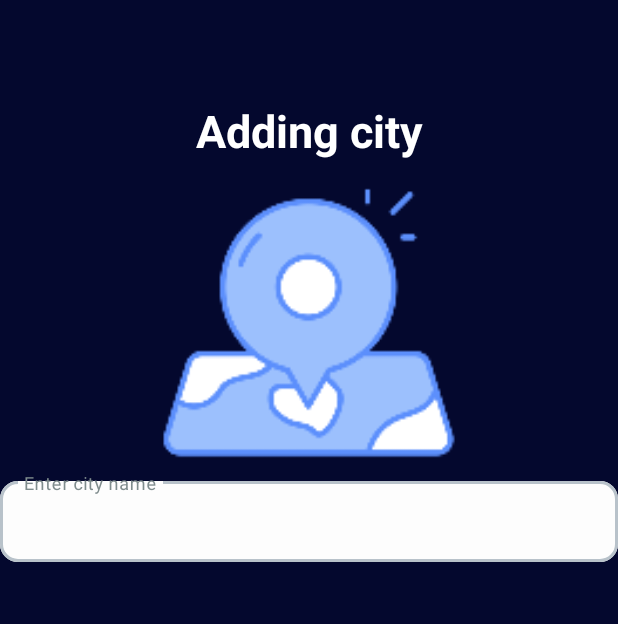
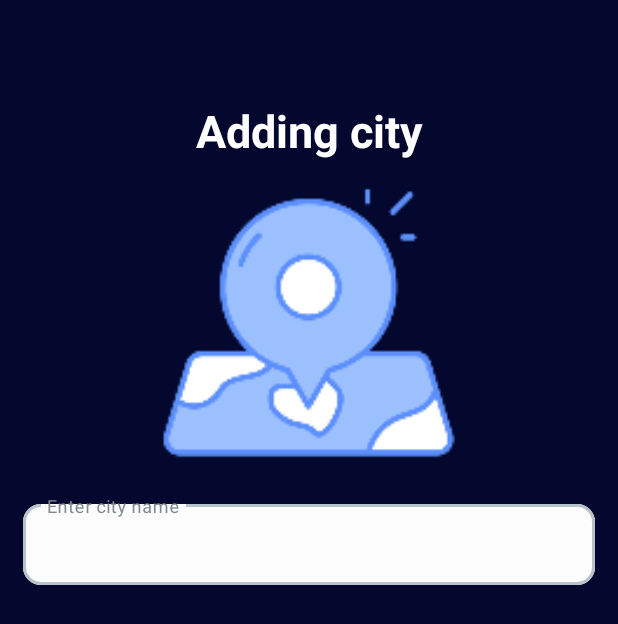
Before and after one commit to JAVADESTEKI/Weather, an Android app: the CityListActivity screen opened directly, with no data from a screen before it, on a phone screen of 412 x 824 dp. Shown: the top 624 px of the screen. Run offline under Robolectric (Android 15) with nearby library versions, the phone set to English and light mode, and no system bars; 1 statement that could not run was skipped.

Commit message:
Edit margin of cityEditText and recyclerView

```diff
--- a/app/src/main/res/layout/activity_city_list.xml
+++ b/app/src/main/res/layout/activity_city_list.xml
@@ -71,6 +71,7 @@
                 style="@style/Widget.Material3.TextInputLayout.OutlinedBox"
                 android:layout_width="0dp"
                 android:layout_height="wrap_content"
+                android:layout_margin="15dp"
                 app:boxBackgroundColor="#FDFDFD"
                 app:boxCornerRadiusBottomEnd="12dp"
                 app:boxCornerRadiusBottomStart="12dp"
@@ -96,13 +97,10 @@
                 android:id="@+id/addingCityRecyclerView"
                 android:layout_width="match_parent"
                 android:layout_height="wrap_content"
-                android:layout_margin="10dp"
+                android:layout_margin="15dp"
                 app:layout_constraintTop_toBottomOf="@+id/txtinptlayoutAddCity"
                 app:layout_constraintStart_toStartOf="parent"
                 app:layout_constraintEnd_toEndOf="parent"/>
-
-
-
 
 
         </androidx.constraintlayout.widget.ConstraintLayout>
```
